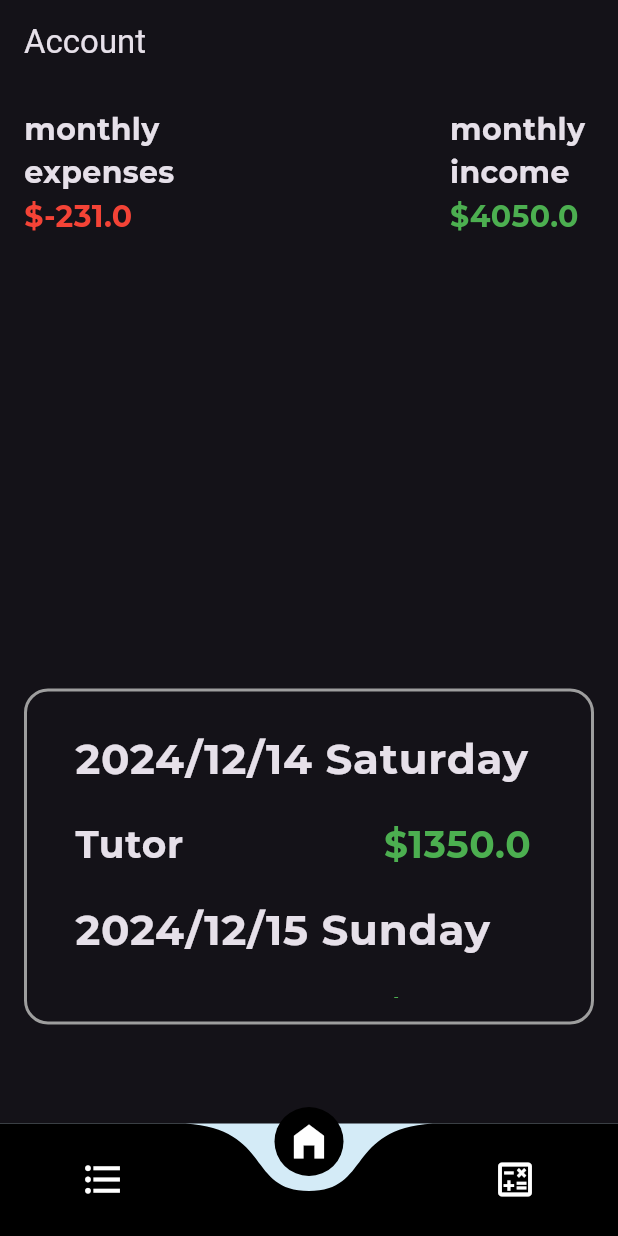
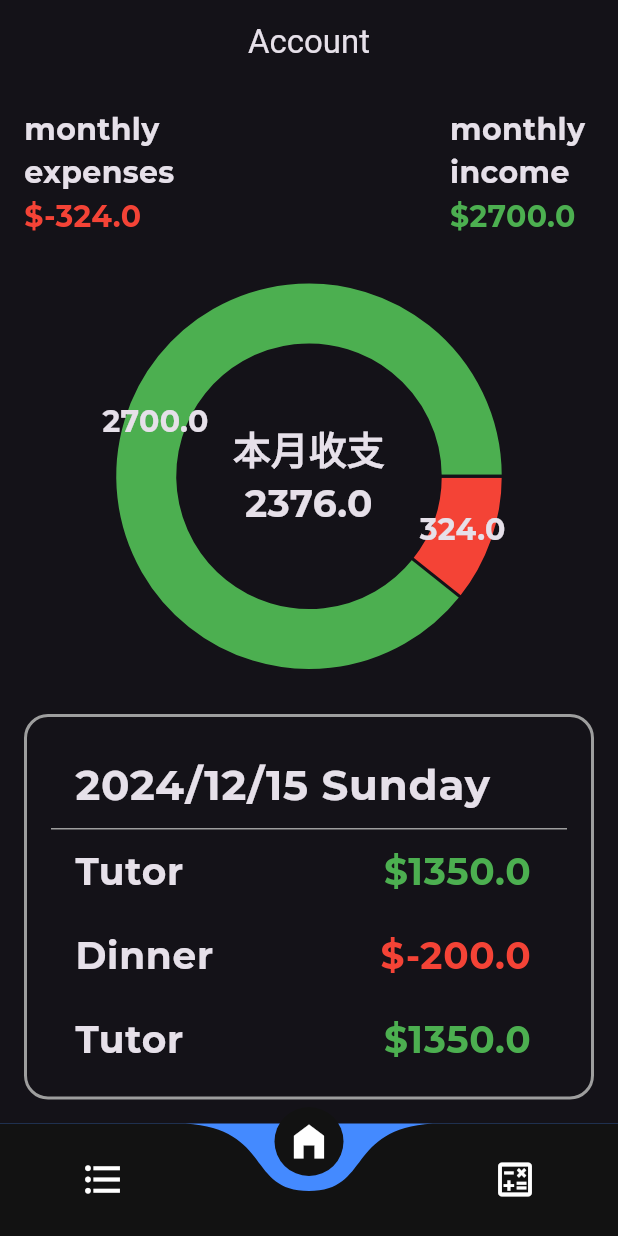
Before and after one commit to Lichyo/broke_daily, a Flutter app: the screen it shows after launch, on a phone screen of 412 x 824 dp. Run offline on Flutter 3.47's test engine with Material 3 defaults, Android fonts, the phone set to English and light mode, and no system bars; drawn by our look-alikes of curved_navigation_bar, fl_chart; our stand-ins replace gap, google_fonts.

Commit message:
Dev : Main Page with pie chart

```diff
--- a/lib/accounting_service.dart
+++ b/lib/accounting_service.dart
@@ -1,9 +1,20 @@
 import 'package:intl/intl.dart';
 import 'package:flutter/material.dart';
-import 'event_detail_model.dart';
+import 'model/event_detail_model.dart';
+import 'model/chart_model.dart';
 
 class AccountingService extends ChangeNotifier {
   List<EventDetailModel> allEvents = [];
+
+  List<ChartData> getChartData() {
+    final monthlyExpense = getMonthlyExpense().abs();
+    final monthlyIncome = getMonthlyIncome();
+
+    return [
+      ChartData('Expenses', monthlyExpense, Colors.red),
+      ChartData('Income', monthlyIncome, Colors.green),
+    ];
+  }
 
   void addNewEvent({
     required String title,
@@ -86,7 +97,7 @@ class AccountingService extends ChangeNotifier {
 
   List<String> getDates() {
     final List<String> sortedKeys = getEventsGroupedByDate().keys.toList()
-      ..sort();
+      ..sort((a, b) => b.compareTo(a));
     return sortedKeys;
   }
 }
--- a/lib/calculate_service.dart
+++ /dev/null
@@ -1,5 +0,0 @@
-import 'dart:math';
-
-class CalculateService {
-
-}
--- a/lib/mock_data.dart
+++ b/lib/mock_data.dart
@@ -1,4 +1,4 @@
-import 'event_detail_model.dart';
+import 'model/event_detail_model.dart';
 
 class MockData {
   static List<EventDetailModel> mockEvents = [
@@ -6,6 +6,8 @@ class MockData {
     EventDetailModel(title: 'Dinner', id: 1, amount: -200, date: DateTime.now()),
     EventDetailModel(title: 'Tutor', id: 2, amount: 1350, date: DateTime.now()),
     EventDetailModel(title: 'Coffee', id: 3, amount: -31, date: DateTime.now()),
-    EventDetailModel(title: 'Tutor', id: 4, amount: 1350, date: DateTime.now().subtract(const Duration(days: 1))),
+    EventDetailModel(title: 'Coffee', id: 3, amount: -31, date: DateTime.now()),
+    EventDetailModel(title: 'Coffee', id: 3, amount: -31, date: DateTime.now()),
+    EventDetailModel(title: 'Coffee', id: 3, amount: -31, date: DateTime.now().subtract(const Duration(days: 1))),
   ];
 }
--- /dev/null
+++ b/lib/model/chart_model.dart
@@ -0,0 +1,9 @@
+import 'package:flutter/material.dart';
+
+class ChartData {
+  final String category;
+  final double amount;
+  final Color color;
+
+  ChartData(this.category, this.amount, this.color);
+}
--- a/lib/view/account_list_page.dart
+++ b/lib/view/account_list_page.dart
@@ -1,7 +1,11 @@
 import 'package:flutter/material.dart';
+import 'package:gap/gap.dart';
 import 'package:provider/provider.dart';
 import 'package:account/accounting_service.dart';
 import '../constant.dart';
+import 'package:fl_chart/fl_chart.dart';
+
+import '../model/chart_model.dart';
 
 class AccountListPage extends StatelessWidget {
   const AccountListPage({
@@ -17,32 +21,82 @@ class AccountListPage extends StatelessWidget {
           Row(
             mainAxisAlignment: MainAxisAlignment.spaceBetween,
             children: [
-              Column(
+              Selector<AccountingService, double>(
+                selector: (context, accountingService) =>
+                    accountingService.getMonthlyExpense(),
+                builder: (context, monthlyExpense, child) {
+                  return Column(
                     crossAxisAlignment: CrossAxisAlignment.start,
                     children: [
                       Text('monthly \nexpenses', style: kThirdTextStyle),
                       Text(
-                    '\$${Provider.of<AccountingService>(context, listen: false).getMonthlyExpense()}',
+                        '\$$monthlyExpense',
                         style: kThirdTextStyle.copyWith(color: Colors.red),
                       )
                     ],
+                  );
+                },
               ),
-              Column(
+              Selector<AccountingService, double>(
+                selector: (context, accountingService) =>
+                    accountingService.getMonthlyIncome(),
+                builder: (context, monthlyIncome, child) {
+                  return Column(
                     crossAxisAlignment: CrossAxisAlignment.start,
                     children: [
                       Text('monthly \nincome', style: kThirdTextStyle),
                       Text(
-                    '\$${Provider.of<AccountingService>(context, listen: false).getMonthlyIncome()}',
+                        '\$$monthlyIncome',
                         style: kThirdTextStyle.copyWith(color: Colors.green),
                       )
                     ],
+                  );
+                },
               ),
             ],
           ),
-          const SizedBox(
-            height: 300,
+          const Gap(30),
+          Expanded(
+            flex: 3,
+            child: Selector<AccountingService, List<ChartData>>(
+              selector: (context, accountingService) =>
+                  accountingService.getChartData(),
+              builder: (context, chartData, child) {
+                return Stack(
+                  alignment: Alignment.center,
+                  children: [
+                    Text(
+                      "本月收支\n${Provider.of<AccountingService>(context).getMonthlyBalance()}",
+                      style: kSecondTextStyle,
+                      textAlign: TextAlign.center,
                     ),
-          Expanded(
+                    PieChart(
+                      swapAnimationDuration: const Duration(milliseconds: 800),
+                      swapAnimationCurve: Curves.easeInQuint,
+                      PieChartData(
+                        sections: chartData
+                            .map(
+                              (data) => PieChartSectionData(
+                                value: data.amount,
+                                color: data.color,
+                                titleStyle: kThirdTextStyle,
+                              ),
+                            )
+                            .toList(),
+                      ),
+                    ),
+                  ],
+                );
+              },
+            ),
+          ),
+          const Gap(30),
+          Selector<AccountingService, List<String>>(
+            selector: (context, accountingService) =>
+                accountingService.getDates(),
+            builder: (context, dates, child) {
+              return Expanded(
+                flex: 3,
                 child: Container(
                   padding: const EdgeInsets.all(16),
                   decoration: BoxDecoration(
@@ -50,11 +104,11 @@ class AccountListPage extends StatelessWidget {
                     border: Border.all(color: Colors.grey, width: 2),
                   ),
                   child: ListView.builder(
-                itemCount:
-                Provider.of<AccountingService>(context).getDates().length,
+                    shrinkWrap: true,
+                    // physics: const NeverScrollableScrollPhysics(),
+                    itemCount: dates.length,
                     itemBuilder: (context, index) {
-                  final date =
-                  Provider.of<AccountingService>(context).getDates()[index];
+                      final date = dates[index];
                       final events = Provider.of<AccountingService>(context)
                               .getEventsGroupedByDate()[date] ??
                           [];
@@ -66,8 +120,12 @@ class AccountListPage extends StatelessWidget {
                               style: kPrimaryTextStyle,
                             ),
                           ),
-                      ...events
-                          .map((event) => ListTile(
+                          Container(
+                            height: 1,
+                            color: Colors.grey,
+                          ),
+                          ...events.map(
+                            (event) => ListTile(
                               title: Text(
                                 event.title,
                                 style: kSecondTextStyle,
@@ -80,16 +138,15 @@ class AccountListPage extends StatelessWidget {
                                       : Colors.green,
                                 ),
                               ),
-                      ))
-                          .toList(),
+                            ),
+                          ),
                         ],
                       );
                     },
                   ),
                 ),
-          ),
-          const SizedBox(
-            height: 50,
+              );
+            },
           ),
         ],
       ),
--- a/lib/view/home_page.dart
+++ b/lib/view/home_page.dart
@@ -14,6 +14,10 @@ class HomePage extends StatefulWidget {
 
 class _HomePageState extends State<HomePage> {
   int _currentIndex = 1;
+  final _pageList = [
+    const AccountListPage(),
+    const AccountListPage(),
+  ];
 
   @override
   void initState() {
@@ -26,9 +30,8 @@ class _HomePageState extends State<HomePage> {
   Widget build(BuildContext context) {
     return Scaffold(
       bottomNavigationBar: CurvedNavigationBar(
+        color:  const Color(0xFF121212),
         index: _currentIndex,
-        color: const Color(0xFF000000),
-        backgroundColor: const Color(0xFFD4EBF7),
         items: const [
           Icon(Icons.format_list_bulleted, size: 30),
           Icon(Icons.home_filled, size: 30),
@@ -41,9 +44,11 @@ class _HomePageState extends State<HomePage> {
         },
       ),
       appBar: AppBar(
+        centerTitle: true,
+
         title: const Text('Account'),
       ),
-      body: const AccountListPage(),
+      body: _pageList[_currentIndex],
     );
   }
 }
--- a/pubspec.yaml
+++ b/pubspec.yaml
@@ -16,7 +16,8 @@ dependencies:
   curved_navigation_bar: ^1.0.6
   path_provider: ^2.1.5
   intl: ^0.17.0
-  charts_flutter: ^0.12.0
+  fl_chart: ^0.69.2
+  gap: ^3.0.1
 
 dev_dependencies:
   flutter_test:
```
Also changed, not shown: lib/model/event_detail_model.dart (renamed from lib/event_detail_model.dart), pubspec.lock, 18 other files. Lines whose indentation alone changed are shown as unchanged.
